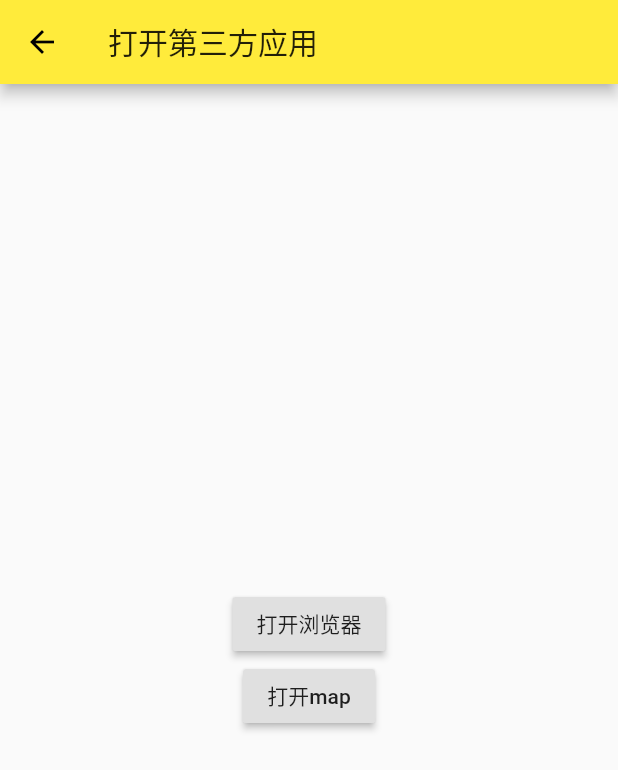
After one commit to wudiansi/flutter_app_test, a Flutter app: the LaunchPage screen opened directly, after a tap on "打开map", on a phone screen of 412 x 824 dp. The commit adds this screen. Shown: the top 770 px of the screen. Run offline on Flutter 3.47's test engine with Material 2 defaults, Android fonts, the phone set to English and light mode, and no system bars; missing offline and left inert: dart:ffi, flutter_color_plugin.

Commit message:
update 5-10 launch_page.dart

```diff
--- /dev/null
+++ b/lib/launch_page.dart
@@ -0,0 +1,64 @@
+import 'package:flutter/material.dart';
+import 'package:url_launcher/url_launcher.dart';
+
+class LaunchPage extends StatefulWidget {
+  @override
+  _LaunchPageState createState() => _LaunchPageState();
+}
+
+class _LaunchPageState extends State<LaunchPage> {
+  @override
+  Widget build(BuildContext context) {
+    return Scaffold(
+      appBar: AppBar(
+        title: Text('打开第三方应用'),
+        leading: GestureDetector(
+          onTap: () {
+            Navigator.pop(context);
+          },
+          child: Icon(Icons.arrow_back),
+        ),
+      ),
+      body: Center(
+        child: Column(
+          mainAxisAlignment: MainAxisAlignment.center,
+          children: <Widget>[
+            RaisedButton(
+              onPressed: () => _launchURL(),
+              child: Text('打开浏览器'),
+            ),
+            RaisedButton(
+              onPressed: () => _openMap(),
+              child: Text('打开map'),
+            )
+          ],
+        ),
+      ),
+    );
+  }
+
+  _launchURL() async {
+    const url = 'https://www.cume.cc';
+    if (await canLaunch(url)) {
+      await launch(url);
+    } else {
+      throw 'Could not launch $url';
+    }
+  }
+
+  _openMap() async {
+//    Android
+    const url = 'geo:52.32,4.917'; // 隨意
+    if (await canLaunch(url)) {
+      await launch(url);
+    } else {
+//      IOS
+      const url = 'http://map.apple.com/?ll=52.32,4.917';
+      if (await canLaunch(url)) {
+        await launch(url);
+      } else {
+        throw 'Could not launch $url';
+      }
+    }
+  }
+}
--- a/lib/route_page.dart
+++ b/lib/route_page.dart
@@ -4,6 +4,7 @@ import 'package:flutterapptest/flutter_layout_page.dart';
 import 'package:flutterapptest/function_learn.dart';
 import 'package:flutterapptest/generic_learn.dart';
 import 'package:flutterapptest/gesture_page.dart';
+import 'package:flutterapptest/launch_page.dart';
 import 'package:flutterapptest/lesson_group_page.dart';
 import 'package:flutterapptest/oop_learn.dart';
 import 'package:flutterapptest/plugin_use.dart';
@@ -45,6 +46,7 @@ class MyApp extends StatelessWidget {
         "ful": (BuildContext context) => StatefulGroup(),
         "ges": (BuildContext context) => GesturePage(),
         "res": (BuildContext context) => ResPage(),
+        "launch": (BuildContext context) => LaunchPage(),
       },
     );
   }
@@ -77,6 +79,7 @@ class _RouteNavigatorState extends State<RouteNavigator> {
           _item('ful page', StatefulGroup(), 'ful'),
           _item('gesture page', GesturePage(), 'ges'),
           _item('res page', ResPage(), 'res'),
+          _item('launch page', LaunchPage(), 'launch'),
         ],
       ),
     );
--- a/pubspec.yaml
+++ b/pubspec.yaml
@@ -30,6 +30,7 @@ dependencies:
   cupertino_icons: ^0.1.3
   # Plugin use , ep: Color
   flutter_color_plugin: ^0.0.2
+  url_launcher: ^5.0.2
 dev_dependencies:
   flutter_test:
     sdk: flutter
```
Also changed, not shown: pubspec.lock.
